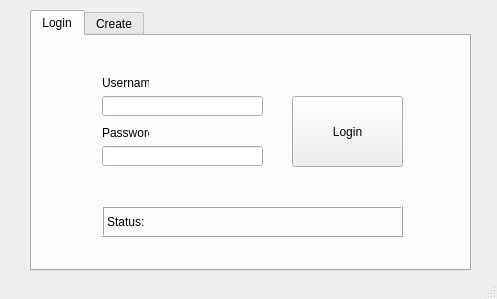
The window that mainwindow.ui (curvySage/Get2gether) describes before a commit, drawn with Qt 5.
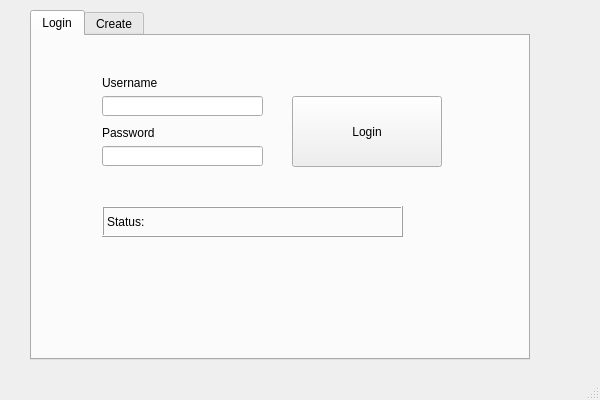
The same window after the commit.

Commit message: updated with no EditDialog class windows

What changed in the file:
```diff
--- a/mainwindow.ui
+++ b/mainwindow.ui
@@ -6,23 +6,53 @@
    <rect>
     <x>0</x>
     <y>0</y>
-    <width>497</width>
-    <height>299</height>
+    <width>600</width>
+    <height>400</height>
    </rect>
   </property>
+  <property name="sizePolicy">
+   <sizepolicy hsizetype="Maximum" vsizetype="Maximum">
+    <horstretch>0</horstretch>
+    <verstretch>0</verstretch>
+   </sizepolicy>
+  </property>
   <property name="windowTitle">
    <string>Get2Gether</string>
   </property>
   <widget class="QWidget" name="centralWidget">
+   <property name="sizePolicy">
+    <sizepolicy hsizetype="Maximum" vsizetype="Maximum">
+     <horstretch>0</horstretch>
+     <verstretch>0</verstretch>
+    </sizepolicy>
+   </property>
    <widget class="QTabWidget" name="tabWidget">
     <property name="geometry">
      <rect>
       <x>30</x>
       <y>10</y>
-      <width>441</width>
-      <height>261</height>
+      <width>500</width>
+      <height>350</height>
      </rect>
     </property>
+    <property name="sizePolicy">
+     <sizepolicy hsizetype="Maximum" vsizetype="Maximum">
+      <horstretch>0</horstretch>
+      <verstretch>0</verstretch>
+     </sizepolicy>
+    </property>
+    <property name="minimumSize">
+     <size>
+      <width>500</width>
+      <height>350</height>
+     </size>
+    </property>
+    <property name="maximumSize">
+     <size>
+      <width>450</width>
+      <height>300</height>
+     </size>
+    </property>
     <property name="currentIndex">
      <number>0</number>
     </property>
@@ -70,7 +100,7 @@
        <rect>
         <x>70</x>
         <y>40</y>
-        <width>47</width>
+        <width>100</width>
         <height>13</height>
        </rect>
       </property>
@@ -96,7 +126,7 @@
        <rect>
         <x>70</x>
         <y>90</y>
-        <width>47</width>
+        <width>100</width>
         <height>13</height>
        </rect>
       </property>
@@ -109,7 +139,7 @@
        <rect>
         <x>260</x>
         <y>60</y>
-        <width>111</width>
+        <width>150</width>
         <height>71</height>
        </rect>
       </property>
```
The commit also changes 6 other files.
